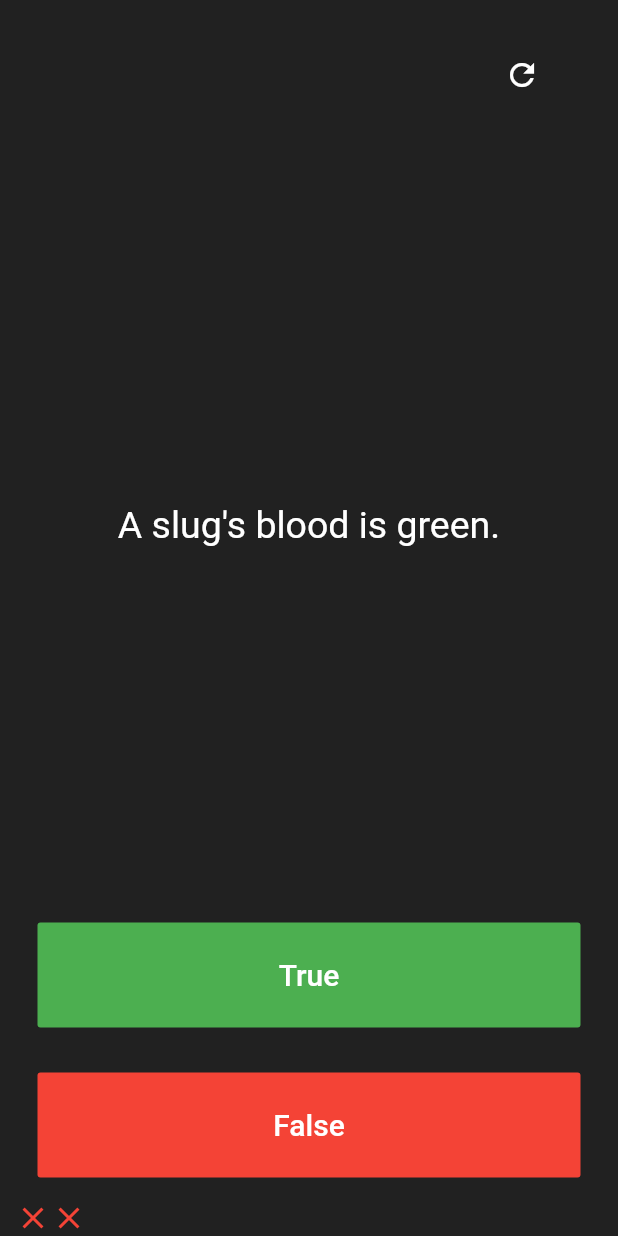
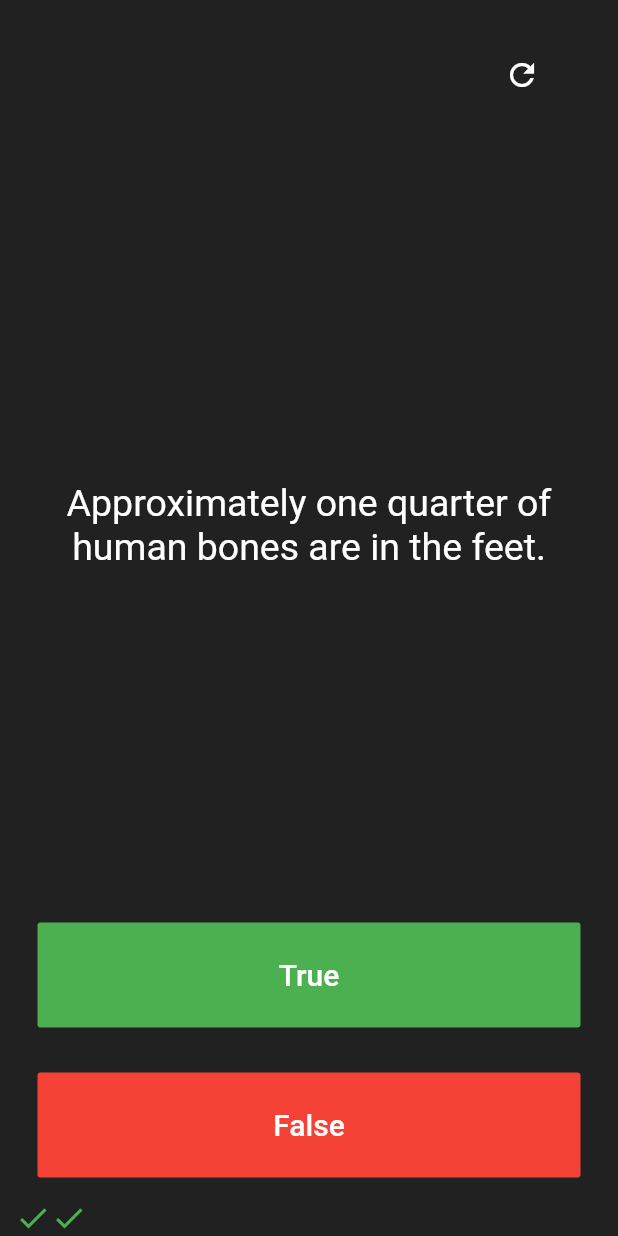
Before and after one commit to jurytan/road_to_flutter, a Flutter app: the screen it shows after launch, after a tap on "True", after a tap on "False", on a phone screen of 412 x 824 dp. Run offline on Flutter 3.47's test engine with Material 2 defaults, Android fonts, the phone set to English and light mode, and no system bars; our stand-ins replace audioplayers, rflutter_alert.

Commit message:
Adding the completed Quizzler code to the repo

```diff
--- a/quizzler-flutter/lib/main.dart
+++ b/quizzler-flutter/lib/main.dart
@@ -1,5 +1,8 @@
 import 'package:flutter/material.dart';
-import 'question.dart';
+import 'quiz_brain.dart';
+import 'package:rflutter_alert/rflutter_alert.dart';
+
+QuizBrain quizBrain = QuizBrain();
 
 void main() => runApp(Quizzler());
 
@@ -27,13 +30,8 @@ class QuizPage extends StatefulWidget {
 
 class _QuizPageState extends State<QuizPage> {
   List<Icon> scoreKeeper = [];
-  List<Question> questions = [
-    Question('You can lead a cow down stairs but not up stairs.', false),
-    Question('Approximately one quarter of human bones are in the feet.', true),
-    Question('A slug\'s blood is green.', true)
-  ];
 
-  int questionNum = 0;
+  int numCorrect = 0;
 
   Icon _xmark() {
     return Icon(
@@ -43,10 +41,42 @@ class _QuizPageState extends State<QuizPage> {
   }
 
   Icon _checkmark() {
+    numCorrect++;
     return Icon(
       Icons.check,
       color: Colors.green,
     );
+  }
+
+  void checkAnswer(bool userPickedAnswer) {
+    setState(() {
+      scoreKeeper.add(quizBrain.getQuestionAnswer() == userPickedAnswer
+          ? _checkmark()
+          : _xmark());
+      quizBrain.nextQuestion();
+      if (quizBrain.isFinished()) {
+        Alert(
+            context: context,
+            title: "QUIZ FINISHED",
+            type: numCorrect/quizBrain.getQuestionsSize() >= 0.75 ? AlertType.success : AlertType.error,
+            desc: "You got $numCorrect/${quizBrain.getQuestionsSize()} correct!",
+            buttons: [
+              DialogButton(
+                child: Text(
+                  'PLAY AGAIN',
+                  style: TextStyle(
+                    color: Colors.white,
+                    fontSize: 20,
+                  ),
+                ),
+                onPressed: () => Navigator.pop(context),
+                width: 120,
+              ),
+            ]).show();
+        scoreKeeper = [];
+        quizBrain.reset();
+      }
+    });
   }
 
   @override
@@ -70,6 +100,7 @@ class _QuizPageState extends State<QuizPage> {
                   ),
                   onPressed: () {
                     setState(() {
+                      quizBrain.reset();
                       scoreKeeper = [];
                     });
                   },
@@ -84,7 +115,7 @@ class _QuizPageState extends State<QuizPage> {
             padding: EdgeInsets.all(10.0),
             child: Center(
               child: Text(
-                questions[questionNum].questionText,
+                quizBrain.getQuestionText(),
                 textAlign: TextAlign.center,
                 style: TextStyle(
                   fontSize: 25.0,
@@ -109,16 +140,7 @@ class _QuizPageState extends State<QuizPage> {
               ),
               onPressed: () {
                 //The user picked true.
-                setState(() {
-                  scoreKeeper.add(questions[questionNum].questionAnswer
-                      ? _checkmark()
-                      : _xmark());
-                  if (questionNum == questions.length - 1) {
-                    questionNum = 0;
-                  } else {
-                    questionNum++;
-                  }
-                });
+                checkAnswer(true);
               },
             ),
           ),
@@ -137,16 +159,7 @@ class _QuizPageState extends State<QuizPage> {
               ),
               onPressed: () {
                 //The user picked false.
-                setState(() {
-                  scoreKeeper.add(!questions[questionNum].questionAnswer
-                      ? _checkmark()
-                      : _xmark());
-                  if (questionNum == questions.length - 1) {
-                    questionNum = 0;
-                  } else {
-                    questionNum++;
-                  }
-                });
+                checkAnswer(false);
               },
             ),
           ),
--- /dev/null
+++ b/quizzler-flutter/lib/quiz_brain.dart
@@ -0,0 +1,59 @@
+import 'question.dart';
+
+class QuizBrain {
+  int _questionNum = 0;
+
+  List<Question> _questions = [
+    Question('Some cats are actually allergic to humans', true),
+    Question('You can lead a cow down stairs but not up stairs.', false),
+    Question('Approximately one quarter of human bones are in the feet.', true),
+    Question('A slug\'s blood is green.', true),
+    Question('Buzz Aldrin\'s mother\'s maiden name was \"Moon\".', true),
+    Question('It is illegal to pee in the Ocean in Portugal.', true),
+    Question(
+        'No piece of square dry paper can be folded in half more than 7 times.',
+        false),
+    Question(
+        'In London, UK, if you happen to die in the House of Parliament, you are technically entitled to a state funeral, because the building is considered too sacred a place.',
+        true),
+    Question(
+        'The loudest sound produced by any animal is 188 decibels. That animal is the African Elephant.',
+        false),
+    Question(
+        'The total surface area of two human lungs is approximately 70 square metres.',
+        true),
+    Question('Google was originally called \"Backrub\".', true),
+    Question(
+        'Chocolate affects a dog\'s heart and nervous system; a few ounces are enough to kill a small dog.',
+        true),
+    Question(
+        'In West Virginia, USA, if you accidentally hit an animal with your car, you are free to take it home to eat.',
+        true),
+  ];
+
+  void reset() {
+    _questionNum = 0;
+  }
+
+  bool isFinished() {
+    return _questionNum == _questions.length - 1;
+  }
+
+  void nextQuestion() {
+    if (_questionNum < _questions.length - 1) {
+      _questionNum++;
+    }
+  }
+
+  String getQuestionText() {
+    return _questions[_questionNum].questionText;
+  }
+
+  bool getQuestionAnswer() {
+    return _questions[_questionNum].questionAnswer;
+  }
+
+  int getQuestionsSize() {
+    return _questions.length;
+  }
+}
--- a/quizzler-flutter/pubspec.yaml
+++ b/quizzler-flutter/pubspec.yaml
@@ -15,6 +15,7 @@ environment:
 dependencies:
   flutter:
     sdk: flutter
+  rflutter_alert: ^1.0.3
 
   # The following adds the Cupertino Icons font to your application.
   # Use with the CupertinoIcons class for iOS style icons.
```
